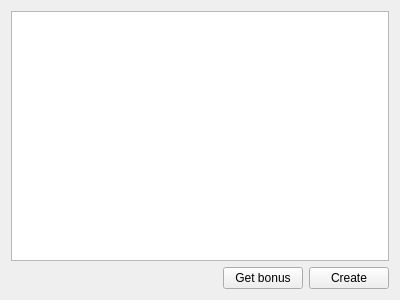
Qt form src/qt/forms/bonuscodetab.ui (Ailein/atbcoin-insight) before a commit.
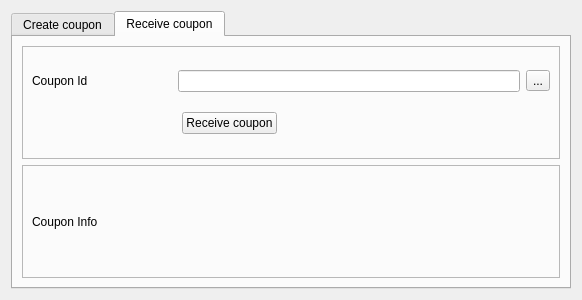
The same form after that commit. The open tabs and pages were chosen to show the change.

Commit message: Altered the form of creating coupons Old forms deleted Fixed some css styles.

Patch:
```diff
--- a/src/qt/forms/bonuscodetab.ui
+++ b/src/qt/forms/bonuscodetab.ui
@@ -6,7 +6,7 @@
    <rect>
     <x>0</x>
     <y>0</y>
-    <width>400</width>
+    <width>582</width>
     <height>300</height>
    </rect>
   </property>
@@ -15,46 +15,260 @@
   </property>
   <layout class="QVBoxLayout" name="verticalLayout">
    <item>
-    <widget class="QTableView" name="tableView">
-     <property name="editTriggers">
-      <set>QAbstractItemView::NoEditTriggers</set>
+    <widget class="QTabWidget" name="tab1">
+     <property name="currentIndex">
+      <number>0</number>
      </property>
-     <attribute name="horizontalHeaderStretchLastSection">
-      <bool>true</bool>
-     </attribute>
+     <widget class="QWidget" name="tab_2">
+      <attribute name="title">
+       <string>Create coupon</string>
+      </attribute>
+      <layout class="QVBoxLayout" name="verticalLayout_3">
+       <item>
+        <layout class="QVBoxLayout" name="verticalLayout_2">
+         <item>
+          <widget class="QFrame" name="frame">
+           <property name="frameShape">
+            <enum>QFrame::StyledPanel</enum>
+           </property>
+           <property name="frameShadow">
+            <enum>QFrame::Raised</enum>
+           </property>
+           <layout class="QVBoxLayout" name="verticalLayout_5">
+            <item>
+             <layout class="QHBoxLayout" name="horizontalLayout_2">
+              <item>
+               <widget class="QLabel" name="CouponId">
+                <property name="minimumSize">
+                 <size>
+                  <width>240</width>
+                  <height>0</height>
+                 </size>
+                </property>
+                <property name="maximumSize">
+                 <size>
+                  <width>140</width>
+                  <height>16777215</height>
+                 </size>
+                </property>
+                <property name="text">
+                 <string>Amount of ATB coins</string>
+                </property>
+               </widget>
+              </item>
+              <item>
+               <widget class="QDoubleSpinBox" name="SAmount">
+                <property name="decimals">
+                 <number>2</number>
+                </property>
+               </widget>
+              </item>
+              <item>
+               <widget class="QToolButton" name="BClearAmount">
+                <property name="text">
+                 <string>...</string>
+                </property>
+               </widget>
+              </item>
+             </layout>
+            </item>
+            <item>
+             <layout class="QHBoxLayout" name="horizontalLayout_3">
+              <item>
+               <spacer name="horizontalSpacer_2">
+                <property name="orientation">
+                 <enum>Qt::Horizontal</enum>
+                </property>
+                <property name="sizeType">
+                 <enum>QSizePolicy::Fixed</enum>
+                </property>
+                <property name="sizeHint" stdset="0">
+                 <size>
+                  <width>250</width>
+                  <height>20</height>
+                 </size>
+                </property>
+               </spacer>
+              </item>
+              <item>
+               <widget class="QPushButton" name="BCreate">
+                <property name="text">
+                 <string>Create a coupon</string>
+                </property>
+               </widget>
+              </item>
+              <item>
+               <spacer name="horizontalSpacer_3">
+                <property name="orientation">
+                 <enum>Qt::Horizontal</enum>
+                </property>
+                <property name="sizeHint" stdset="0">
+                 <size>
+                  <width>40</width>
+                  <height>20</height>
+                 </size>
+                </property>
+               </spacer>
+              </item>
+             </layout>
+            </item>
+            <item>
+             <widget class="QLabel" name="label">
+              <property name="text">
+               <string>Creatted Coupons</string>
+              </property>
+             </widget>
+            </item>
+            <item>
+             <widget class="QTableView" name="CouponList"/>
+            </item>
+           </layout>
+          </widget>
+         </item>
+        </layout>
+       </item>
+      </layout>
+     </widget>
+     <widget class="QWidget" name="tab_3">
+      <attribute name="title">
+       <string>Receive coupon</string>
+      </attribute>
+      <layout class="QVBoxLayout" name="verticalLayout_4">
+       <item>
+        <layout class="QVBoxLayout" name="verticalLayout_7">
+         <item>
+          <widget class="QFrame" name="frame_3">
+           <property name="frameShape">
+            <enum>QFrame::StyledPanel</enum>
+           </property>
+           <property name="frameShadow">
+            <enum>QFrame::Raised</enum>
+           </property>
+           <layout class="QVBoxLayout" name="verticalLayout_8">
+            <item>
+             <layout class="QHBoxLayout" name="horizontalLayout_5">
+              <item>
+               <widget class="QLabel" name="CouponId_2">
+                <property name="minimumSize">
+                 <size>
+                  <width>140</width>
+                  <height>0</height>
+                 </size>
+                </property>
+                <property name="maximumSize">
+                 <size>
+                  <width>140</width>
+                  <height>16777215</height>
+                 </size>
+                </property>
+                <property name="baseSize">
+                 <size>
+                  <width>150</width>
+                  <height>0</height>
+                 </size>
+                </property>
+                <property name="text">
+                 <string>Coupon Id</string>
+                </property>
+               </widget>
+              </item>
+              <item>
+               <widget class="QLineEdit" name="EKey"/>
+              </item>
+              <item>
+               <widget class="QToolButton" name="BClearKey">
+                <property name="text">
+                 <string>...</string>
+                </property>
+               </widget>
+              </item>
+             </layout>
+            </item>
+            <item>
+             <layout class="QHBoxLayout" name="horizontalLayout_6">
+              <item>
+               <spacer name="horizontalSpacer_4">
+                <property name="orientation">
+                 <enum>Qt::Horizontal</enum>
+                </property>
+                <property name="sizeType">
+                 <enum>QSizePolicy::Fixed</enum>
+                </property>
+                <property name="sizeHint" stdset="0">
+                 <size>
+                  <width>150</width>
+                  <height>20</height>
+                 </size>
+                </property>
+               </spacer>
+              </item>
+              <item>
+               <widget class="QPushButton" name="BReceive">
+                <property name="text">
+                 <string>Receive coupon</string>
+                </property>
+               </widget>
+              </item>
+              <item>
+               <spacer name="horizontalSpacer_5">
+                <property name="orientation">
+                 <enum>Qt::Horizontal</enum>
+                </property>
+                <property name="sizeHint" stdset="0">
+                 <size>
+                  <width>40</width>
+                  <height>20</height>
+                 </size>
+                </property>
+               </spacer>
+              </item>
+             </layout>
+            </item>
+           </layout>
+          </widget>
+         </item>
+         <item>
+          <widget class="QFrame" name="InfoFrame">
+           <property name="frameShape">
+            <enum>QFrame::StyledPanel</enum>
+           </property>
+           <property name="frameShadow">
+            <enum>QFrame::Raised</enum>
+           </property>
+           <layout class="QVBoxLayout" name="verticalLayout_9">
+            <item>
+             <layout class="QHBoxLayout" name="horizontalLayout_7">
+              <item>
+               <widget class="QLabel" name="CouponInfo">
+                <property name="maximumSize">
+                 <size>
+                  <width>120</width>
+                  <height>16777215</height>
+                 </size>
+                </property>
+                <property name="text">
+                 <string>Coupon Info</string>
+                </property>
+               </widget>
+              </item>
+              <item>
+               <widget class="QLabel" name="InfoReceiveCoupon">
+                <property name="text">
+                 <string/>
+                </property>
+               </widget>
+              </item>
+             </layout>
+            </item>
+           </layout>
+          </widget>
+         </item>
+        </layout>
+       </item>
+      </layout>
+     </widget>
     </widget>
    </item>
-   <item>
-    <layout class="QHBoxLayout" name="horizontalLayout">
-     <item>
-      <spacer name="horizontalSpacer">
-       <property name="orientation">
-        <enum>Qt::Horizontal</enum>
-       </property>
-       <property name="sizeHint" stdset="0">
-        <size>
-         <width>40</width>
-         <height>20</height>
-        </size>
-       </property>
-      </spacer>
-     </item>
-     <item>
-      <widget class="QPushButton" name="BGet">
-       <property name="text">
-        <string>Get bonus</string>
-       </property>
-      </widget>
-     </item>
-     <item>
-      <widget class="QPushButton" name="BCreate">
-       <property name="text">
-        <string>Create</string>
-       </property>
-      </widget>
-     </item>
-    </layout>
-   </item>
   </layout>
  </widget>
  <resources/>
```
The commit also changes 22 other files.
